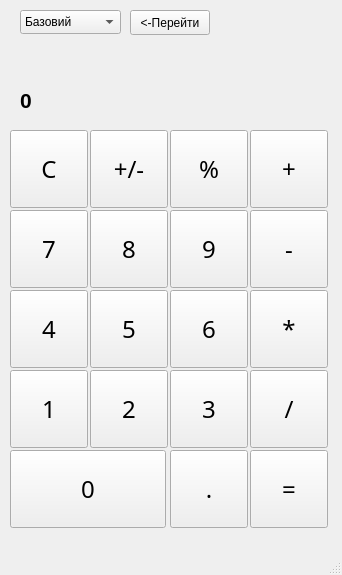
Old version of the form mainwindow.ui in the repository Lyten1/calculator.
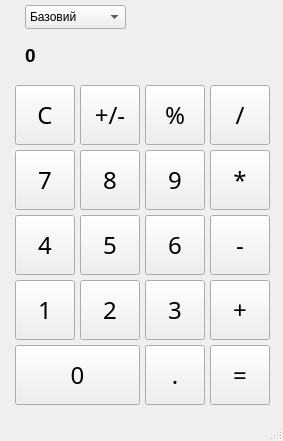
New version of the form.

```diff
--- a/mainwindow.ui
+++ b/mainwindow.ui
@@ -6,8 +6,8 @@
    <rect>
     <x>0</x>
     <y>0</y>
-    <width>342</width>
-    <height>575</height>
+    <width>283</width>
+    <height>441</height>
    </rect>
   </property>
   <property name="windowTitle">
@@ -17,10 +17,10 @@
    <widget class="QPushButton" name="pushButton_1">
     <property name="geometry">
      <rect>
-      <x>10</x>
-      <y>370</y>
-      <width>78</width>
-      <height>78</height>
+      <x>15</x>
+      <y>280</y>
+      <width>60</width>
+      <height>60</height>
      </rect>
     </property>
     <property name="font">
@@ -36,10 +36,10 @@
    <widget class="QPushButton" name="pushButton_2">
     <property name="geometry">
      <rect>
-      <x>90</x>
-      <y>370</y>
-      <width>78</width>
-      <height>78</height>
+      <x>80</x>
+      <y>280</y>
+      <width>60</width>
+      <height>60</height>
      </rect>
     </property>
     <property name="font">
@@ -55,10 +55,10 @@
    <widget class="QPushButton" name="pushButton_3">
     <property name="geometry">
      <rect>
-      <x>170</x>
-      <y>370</y>
-      <width>78</width>
-      <height>78</height>
+      <x>145</x>
+      <y>280</y>
+      <width>60</width>
+      <height>60</height>
      </rect>
     </property>
     <property name="font">
@@ -74,10 +74,10 @@
    <widget class="QPushButton" name="pushButton_4">
     <property name="geometry">
      <rect>
-      <x>10</x>
-      <y>290</y>
-      <width>78</width>
-      <height>78</height>
+      <x>15</x>
+      <y>215</y>
+      <width>60</width>
+      <height>60</height>
      </rect>
     </property>
     <property name="font">
@@ -93,10 +93,10 @@
    <widget class="QPushButton" name="pushButton_5">
     <property name="geometry">
      <rect>
-      <x>90</x>
-      <y>290</y>
-      <width>78</width>
-      <height>78</height>
+      <x>80</x>
+      <y>215</y>
+      <width>60</width>
+      <height>60</height>
      </rect>
     </property>
     <property name="font">
@@ -112,10 +112,10 @@
    <widget class="QPushButton" name="pushButton_6">
     <property name="geometry">
      <rect>
-      <x>170</x>
-      <y>290</y>
-      <width>78</width>
-      <height>78</height>
+      <x>145</x>
+      <y>215</y>
+      <width>60</width>
+      <height>60</height>
      </rect>
     </property>
     <property name="font">
@@ -131,10 +131,10 @@
    <widget class="QPushButton" name="pushButton_7">
     <property name="geometry">
      <rect>
-      <x>10</x>
-      <y>210</y>
-      <width>78</width>
-      <height>78</height>
+      <x>15</x>
+      <y>150</y>
+      <width>60</width>
+      <height>60</height>
      </rect>
     </property>
     <property name="font">
@@ -150,10 +150,10 @@
    <widget class="QPushButton" name="pushButton_8">
     <property name="geometry">
      <rect>
-      <x>90</x>
-      <y>210</y>
-      <width>78</width>
-      <height>78</height>
+      <x>80</x>
+      <y>150</y>
+      <width>60</width>
+      <height>60</height>
      </rect>
     </property>
     <property name="font">
@@ -169,10 +169,10 @@
    <widget class="QPushButton" name="pushButton_9">
     <property name="geometry">
      <rect>
-      <x>170</x>
-      <y>210</y>
-      <width>78</width>
-      <height>78</height>
+      <x>145</x>
+      <y>150</y>
+      <width>60</width>
+      <height>60</height>
      </rect>
     </property>
     <property name="font">
@@ -188,10 +188,10 @@
    <widget class="QPushButton" name="pushButton_Erase">
     <property name="geometry">
      <rect>
-      <x>10</x>
-      <y>130</y>
-      <width>78</width>
-      <height>78</height>
+      <x>15</x>
+      <y>85</y>
+      <width>60</width>
+      <height>60</height>
      </rect>
     </property>
     <property name="font">
@@ -207,10 +207,10 @@
    <widget class="QPushButton" name="pushButton_plus_minus">
     <property name="geometry">
      <rect>
-      <x>90</x>
-      <y>130</y>
-      <width>78</width>
-      <height>78</height>
+      <x>80</x>
+      <y>85</y>
+      <width>60</width>
+      <height>60</height>
      </rect>
     </property>
     <property name="font">
@@ -226,10 +226,10 @@
    <widget class="QPushButton" name="pushButton_percent">
     <property name="geometry">
      <rect>
-      <x>170</x>
-      <y>130</y>
-      <width>78</width>
-      <height>78</height>
+      <x>145</x>
+      <y>85</y>
+      <width>60</width>
+      <height>60</height>
      </rect>
     </property>
     <property name="font">
@@ -245,10 +245,10 @@
    <widget class="QPushButton" name="pushButton_0">
     <property name="geometry">
      <rect>
-      <x>10</x>
-      <y>450</y>
-      <width>156</width>
-      <height>78</height>
+      <x>15</x>
+      <y>345</y>
+      <width>125</width>
+      <height>60</height>
      </rect>
     </property>
     <property name="font">
@@ -264,10 +264,10 @@
    <widget class="QPushButton" name="pushButton_dot">
     <property name="geometry">
      <rect>
-      <x>170</x>
-      <y>450</y>
-      <width>78</width>
-      <height>78</height>
+      <x>145</x>
+      <y>345</y>
+      <width>60</width>
+      <height>60</height>
      </rect>
     </property>
     <property name="font">
@@ -283,10 +283,10 @@
    <widget class="QPushButton" name="pushButton_plus">
     <property name="geometry">
      <rect>
-      <x>250</x>
-      <y>130</y>
-      <width>78</width>
-      <height>78</height>
+      <x>210</x>
+      <y>280</y>
+      <width>60</width>
+      <height>60</height>
      </rect>
     </property>
     <property name="font">
@@ -302,10 +302,10 @@
    <widget class="QPushButton" name="pushButton_minus">
     <property name="geometry">
      <rect>
-      <x>250</x>
-      <y>210</y>
-      <width>78</width>
-      <height>78</height>
+      <x>210</x>
+      <y>215</y>
+      <width>60</width>
+      <height>60</height>
      </rect>
     </property>
     <property name="font">
@@ -321,10 +321,10 @@
    <widget class="QPushButton" name="pushButton_multiply">
     <property name="geometry">
      <rect>
-      <x>250</x>
-      <y>290</y>
-      <width>78</width>
-      <height>78</height>
+      <x>210</x>
+      <y>150</y>
+      <width>60</width>
+      <height>60</height>
      </rect>
     </property>
     <property name="font">
@@ -340,10 +340,10 @@
    <widget class="QPushButton" name="pushButton_res">
     <property name="geometry">
      <rect>
-      <x>250</x>
-      <y>450</y>
-      <width>78</width>
-      <height>78</height>
+      <x>210</x>
+      <y>345</y>
+      <width>60</width>
+      <height>60</height>
      </rect>
     </property>
     <property name="font">
@@ -359,15 +359,15 @@
    <widget class="QLabel" name="result_show">
     <property name="geometry">
      <rect>
-      <x>20</x>
-      <y>80</y>
-      <width>301</width>
+      <x>25</x>
+      <y>35</y>
+      <width>241</width>
       <height>41</height>
      </rect>
     </property>
     <property name="font">
      <font>
-      <pointsize>16</pointsize>
+      <pointsize>14</pointsize>
       <weight>75</weight>
       <bold>true</bold>
      </font>
@@ -387,10 +387,10 @@
    <widget class="QPushButton" name="pushButton_divide">
     <property name="geometry">
      <rect>
-      <x>250</x>
-      <y>370</y>
-      <width>78</width>
-      <height>78</height>
+      <x>210</x>
+      <y>85</y>
+      <width>60</width>
+      <height>60</height>
      </rect>
     </property>
     <property name="font">
@@ -406,8 +406,8 @@
    <widget class="QComboBox" name="calculation_type">
     <property name="geometry">
      <rect>
-      <x>20</x>
-      <y>10</y>
+      <x>25</x>
+      <y>5</y>
       <width>101</width>
       <height>24</height>
      </rect>
@@ -423,19 +423,6 @@
      </property>
     </item>
    </widget>
-   <widget class="QPushButton" name="another_wnd">
-    <property name="geometry">
-     <rect>
-      <x>130</x>
-      <y>10</y>
-      <width>80</width>
-      <height>25</height>
-     </rect>
-    </property>
-    <property name="text">
-     <string>&lt;-Перейти</string>
-    </property>
-   </widget>
   </widget>
   <widget class="QMenuBar" name="menubar">
    <property name="geometry">
```
Left out of the diff: 4 changed lines with no effect on the pictures.
